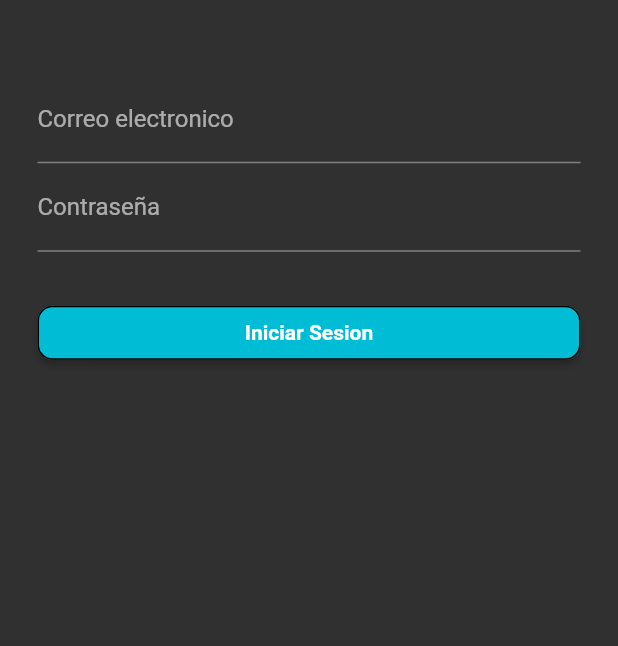
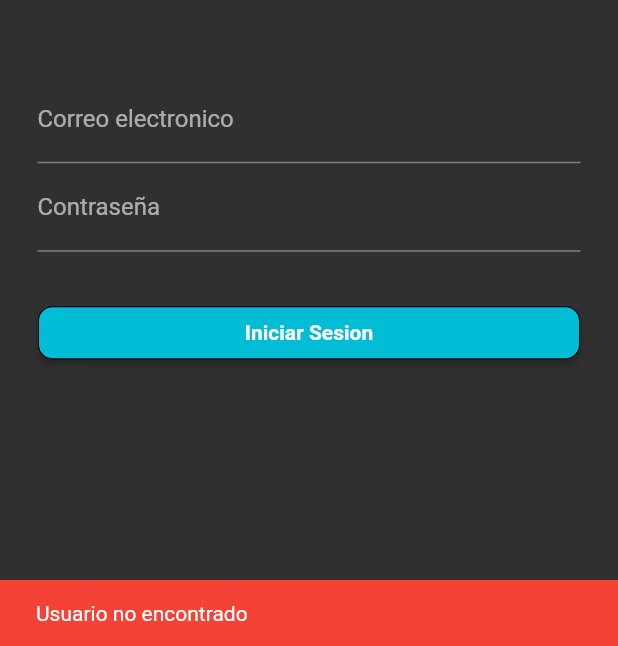
Before and after one commit to cldrojas/waiters, a Flutter app: the screen it shows after launch, after a tap on "Iniciar Sesion", on a phone screen of 412 x 824 dp, the part 590-1236 px from its top. Run offline on Flutter 3.47's test engine with Material 2 defaults, Android fonts, the light colour scheme and no system bars; our stand-ins replace equatable, firebase_database, flutter_bloc, shared_preferences; accounts and stored records are empty; network calls fail.

Commit message:
login - logout - change local

```diff
--- a/lib/bloc/preferences/preferences_bloc.dart
+++ b/lib/bloc/preferences/preferences_bloc.dart
@@ -37,7 +37,9 @@ class PreferencesBloc extends Bloc<PreferencesEvent, PreferencesState> {
   }
 
   Stream<PreferencesState> _mapCambiarLocalToState(String local) async* {
-    var user = await _preferencesRepository.usuario;
+    print('cambiar local event');
+    Usuario user = await _preferencesRepository.usuario;
+    print('nombre: ${user.nombre}');
     await _preferencesRepository.saveLocal(local);
     yield PreferencesLoaded(local: local, usuario: user);
   }
@@ -54,17 +56,26 @@ class PreferencesBloc extends Bloc<PreferencesEvent, PreferencesState> {
 
   Stream<PreferencesState> _mapLoginToState(
       String email, String password) async* {
+    print('login to state');
     String local = await _preferencesRepository.local;
     Usuario user = await _preferencesRepository.login(email, password);
     if (user != null) {
+      print('user != null');
       if (user.cargo == 'mesero') {
+        print('cargo == mesero');
         await _preferencesRepository.saveUsuario(user);
+        print('usuario guardado');
         yield PreferencesLoaded(local: local, usuario: user);
       } else {
+        print('agregando error al stream: solo meseros');
         yield LoginError('Solo los meseros pueden acceder a Waiters');
+        await Future.delayed(Duration(seconds: 1));
+        yield PreferencesLoaded(local: local);
       }
     } else {
       yield LoginError('Usuario no encontrado');
+      await Future.delayed(Duration(seconds: 1));
+      yield PreferencesLoaded(local: local);
     }
   }
 
--- a/lib/main.dart
+++ b/lib/main.dart
@@ -36,7 +36,9 @@ class _WaitersAppState extends State<WaitersApp> {
           debugShowCheckedModeBanner: false,
           theme: ThemeData(
               primarySwatch: Colors.teal, brightness: Brightness.dark),
-          home: state is PreferencesLoaded ? Home() : SignIn(),
+          home: state is PreferencesLoaded && state.usuario != null
+              ? Home()
+              : SignIn(),
         );
       },
     );
--- a/lib/model/usuario.dart
+++ b/lib/model/usuario.dart
@@ -3,6 +3,9 @@ class Usuario {
 
   Usuario({this.nombre, this.cargo, this.id});
 
+  factory Usuario.fromJson(Map data) =>
+      Usuario(id: data['id'], nombre: data['nombre'], cargo: data['cargo']);
+
   factory Usuario.fromList(List data) =>
       Usuario(id: data[0], nombre: data[1], cargo: data[2]);
 }
--- a/lib/page/home.dart
+++ b/lib/page/home.dart
@@ -79,7 +79,9 @@ class _HomeState extends State<Home> {
                   Navigator.push(
                       context,
                       MaterialPageRoute(
-                          builder: (context) => DisponibilidadPage()));
+                          builder: (context) => DisponibilidadPage(
+                                local: local,
+                              )));
                 },
               ),
               ListTile(
@@ -104,7 +106,7 @@ class _HomeState extends State<Home> {
               return GridView.builder(
                 gridDelegate: SliverGridDelegateWithFixedCrossAxisCount(
                     crossAxisCount: 3),
-                itemCount: locales.length,
+                itemCount: locales.length - 1,
                 itemBuilder: (context, i) {
                   int mesa = i + 1;
                   print(locales['mesa-$mesa']);
--- a/lib/page/login.dart
+++ b/lib/page/login.dart
@@ -22,11 +22,24 @@ class _SignInState extends State<SignIn> {
   @override
   Widget build(BuildContext context) {
     final node = FocusScope.of(context);
-    return BlocBuilder(
-      bloc: prefs,
-      builder: (context, state) => Scaffold(
-        body: Builder(
-          builder: (context) => Padding(
+    return Scaffold(
+      body: BlocBuilder<PreferencesBloc, PreferencesState>(
+        bloc: prefs,
+        builder: (context, state) {
+          if (state is LoginError) {
+            _onWidgetDidBuild(() async {
+              Scaffold.of(context).showSnackBar(
+                SnackBar(
+                    content: Text(
+                      state.error,
+                      style: TextStyle(color: Colors.white),
+                    ),
+                    backgroundColor: Colors.red),
+              );
+              print('Estado de error: ' + state.error);
+            });
+          }
+          return Padding(
             padding: const EdgeInsets.symmetric(horizontal: 25),
             child: ListView(
               children: [
@@ -56,20 +69,6 @@ class _SignInState extends State<SignIn> {
                   ),
                   onPressed: () async {
                     prefs.add(Login(mailController.text, passController.text));
-                    await Future.delayed(Duration(seconds: 1));
-                    if (state is LoginError) {
-                      _onWidgetDidBuild(() async {
-                        Scaffold.of(context).showSnackBar(
-                          SnackBar(
-                              content: Text(
-                                state.error,
-                                style: TextStyle(color: Colors.white),
-                              ),
-                              backgroundColor: Colors.red),
-                        );
-                        print('Estado de error: ' + state.error);
-                      });
-                    }
                   },
                   textColor: Colors.white,
                   color: Colors.cyan,
@@ -79,8 +78,8 @@ class _SignInState extends State<SignIn> {
                 )
               ],
             ),
-          ),
-        ),
+          );
+        },
       ),
     );
   }
--- a/lib/repository/preferences_repository_impl.dart
+++ b/lib/repository/preferences_repository_impl.dart
@@ -44,14 +44,13 @@ class PreferencesRepositoryImpl implements PreferencesRepository {
       final response =
           await http.post(url, body: {'correo': correo, 'clave': clave});
       Usuario user;
-      print('created user');
       print('response status: ${response.statusCode}');
       print('response body: ${response.body}');
       if (response.body == '[]') {
         print('empty response from API');
         return null;
       } else if (response.body.length > 0) {
-        user = Usuario.fromList(json.decode(response.body));
+        user = Usuario.fromJson(json.decode(response.body));
         print('usuario obtenido: ${user.nombre}');
       }
       return user;
```
Also changed, not shown: lib/page/disponibilidad.dart (+7 -16 lines).
